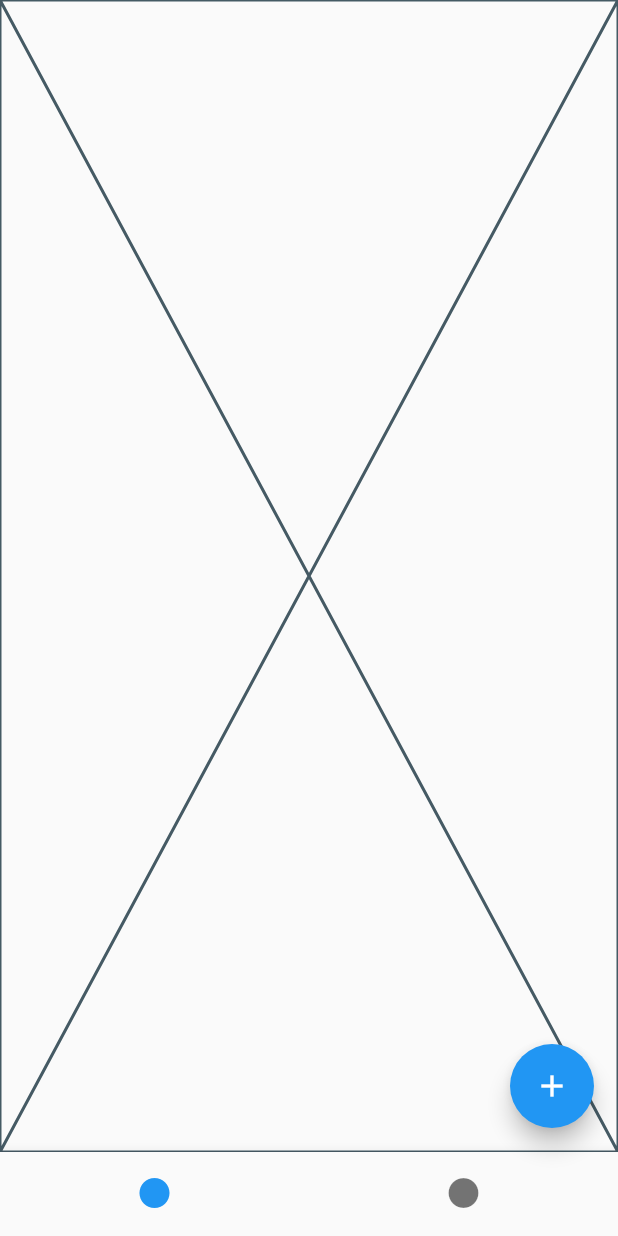
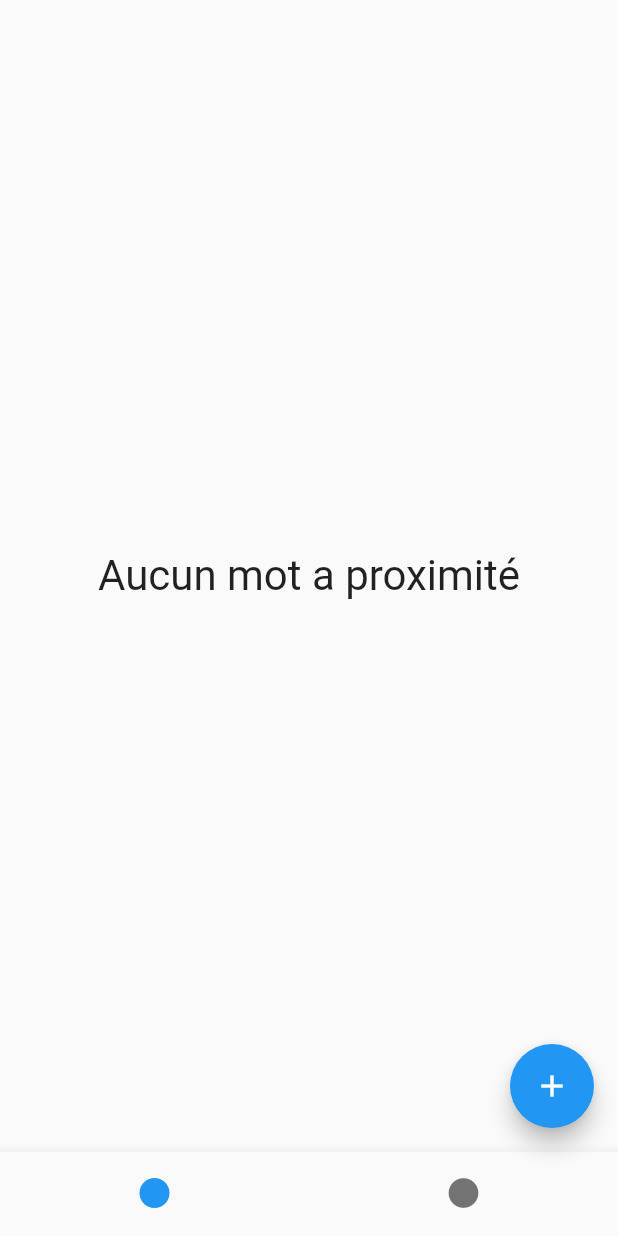
Before and after one commit to SilverSdt/littlewords, a Flutter app: the HomeRoute screen opened directly, on a phone screen of 412 x 824 dp. Run offline on Flutter 3.47's test engine with Material 2 defaults, Android fonts, the phone set to English and light mode, and no system bars; our stand-ins replace dio, flutter_riverpod, latlong2, location, shared_preferences, sqflite; accounts and stored records are empty.

Commit message:
Pick up words

```diff
--- a/lib/beans/dto/word.dto.dart
+++ b/lib/beans/dto/word.dto.dart
@@ -10,8 +10,8 @@ class WordDTO{
   final int? uid;
   final String? author;
   final String? content;
-  final double? latitude;
-  final double? longitude;
+  double? latitude;
+  double? longitude;
 
   Map<String, dynamic> toJson() => _$WordDTOToJson(this);
 
--- /dev/null
+++ b/lib/route/home/Page0.dart
@@ -0,0 +1,39 @@
+import 'package:flutter/material.dart';
+import 'package:flutter_riverpod/flutter_riverpod.dart';
+import 'package:littlewords/beans/dto/word.dto.dart';
+import 'package:littlewords/providers/words_around.provider.dart';
+import 'package:littlewords/widgets/wordAround.dart';
+
+import '../../widgets/wordCard.dart';
+
+class Page0 extends ConsumerWidget {
+  const Page0({
+    Key? key,
+  }) : super(key: key);
+
+  @override
+  Widget build(BuildContext context, WidgetRef ref) {
+    return ref
+        .watch(wordsAroundProvider)
+        .when(data: _whenData, error: _whenError, loading: _whenLoading);
+  }
+
+  Widget _whenData(List<WordDTO> data) {
+    if (data.isEmpty){
+      return const Center(child: Text("Aucun mot a proximité", textScaleFactor: 2,));
+    }
+    return ListView.builder(
+        itemCount: data.length,
+        itemBuilder: (context, index){
+          return WordAround(word: data[index]);
+        });
+  }
+
+  Widget _whenError(Object error, StackTrace stackTrace) {
+    return Center(child: Text(error.toString()));
+  }
+
+  Widget _whenLoading() {
+    return const Center(child: CircularProgressIndicator());
+  }
+}
--- a/lib/route/home/Page1.dart
+++ b/lib/route/home/Page1.dart
@@ -20,7 +20,7 @@ class Page1 extends StatelessWidget{
           final List<WordDTO>? data = snapshot.data;
 
           if (data == null || data.isEmpty){
-            return const Center(child: Text("Aucun mot ramassé"));
+            return const Center(child: Text("Aucun mot ramassé", textScaleFactor: 2));
           }
 
           return ListView.builder(
--- a/lib/route/home/home.route.dart
+++ b/lib/route/home/home.route.dart
@@ -4,6 +4,7 @@ import 'package:littlewords/beans/dto/word.dto.dart';
 import 'package:littlewords/db/db.helper.dart';
 import 'package:littlewords/route/home/Page1.dart';
 import '../../widgets/wordCard.dart';
+import 'Page0.dart';
 
 
 class HomeRoute extends StatefulWidget{
@@ -22,7 +23,7 @@ class _HomeRouteState extends State<HomeRoute> {
 
 
     final bodies = <Widget>[
-      const _Page0(),
+      const Page0(),
       const Page1(),
     ];
 
@@ -65,12 +66,3 @@ class _HomeRouteState extends State<HomeRoute> {
     );
   }
 }
-
-class _Page0 extends StatelessWidget{
-  const _Page0({Key? key}) : super (key: key);
-
-  @override
-  Widget build(BuildContext context){
-    return Placeholder();
-  }
-}
--- a/lib/widgets/wordCard.dart
+++ b/lib/widgets/wordCard.dart
@@ -23,12 +23,12 @@ class WordCard extends StatelessWidget {
             children:[
               Row(
                 children: [
-                  Text(word.author!),
+                  Text(word.author ?? ''),
                   Spacer(),
                   Text(word.uid.toString())
                 ],
               ),
-               Text(word.content!)
+               Text(word.content ?? '')
             ],
           ),
         ),
```
Also changed, not shown: lib/beans/dto/one_word.dto.dart (added, +16 -0 lines), lib/widgets/unknownWordCard.dart (added, +28 -0 lines), lib/widgets/wordAround.dart (added, +53 -0 lines), lib/beans/dto/one_word.dto.g.dart (added).
